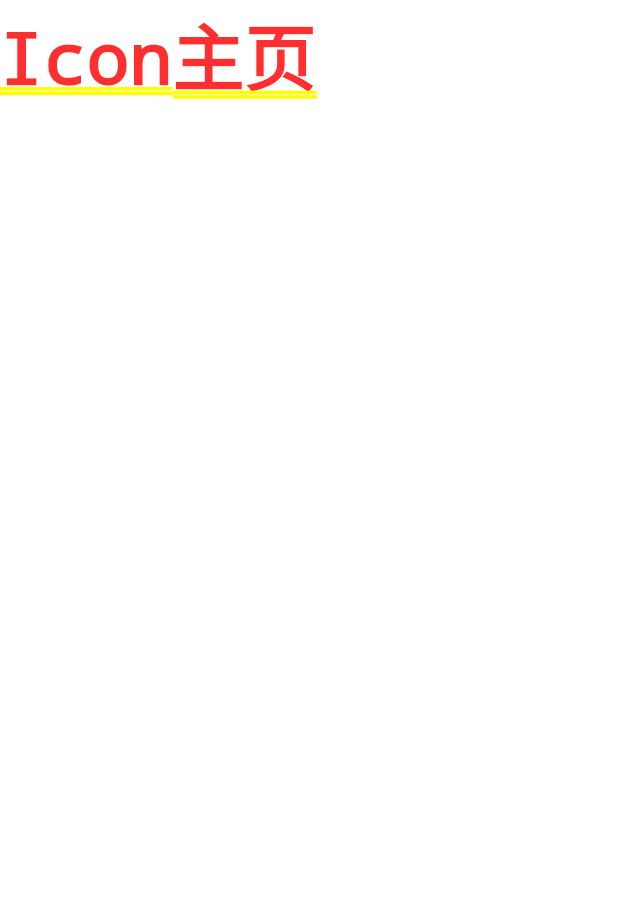
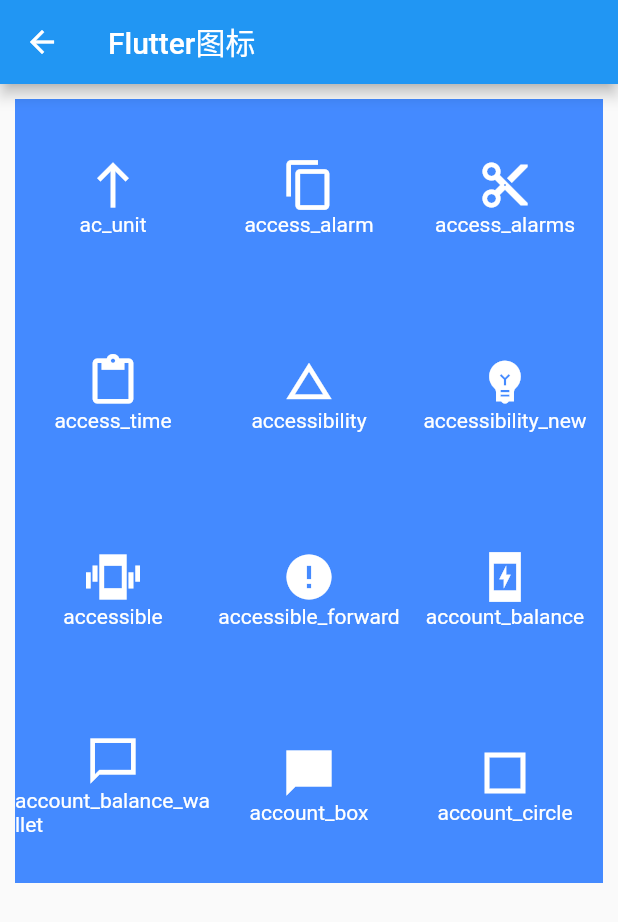
Before and after one commit to nieyafei/flutter_demo, a Flutter app: the screen it shows after launch, after a tap on "主题", on a phone screen of 412 x 824 dp. Shown: the top 922 px of the screen. Run offline on Flutter 3.47's test engine with Material 2 defaults, Android fonts, the phone set to English and light mode, and no system bars.

Commit message:
update 添加icon页面

```diff
--- a/lib/pages/icon.dart
+++ b/lib/pages/icon.dart
@@ -1,4 +1,10 @@
 import 'package:flutter/material.dart';
+
+class IconCo{
+  final int name;
+  final String title;
+  IconCo(this.name,this.title);
+}
 
 class IconPage extends StatefulWidget{
   IconPage({Key key, this.title}) : super(key: key);
@@ -10,11 +16,81 @@ class IconPage extends StatefulWidget{
 
 class _IconPageState extends State<IconPage>{
 
+  List<IconCo> _items = <IconCo>[
+    IconCo(0xeb3b, 'ac_unit'),
+    IconCo(0xe190,'access_alarm'),
+    IconCo(0xe191,'access_alarms'),
+    IconCo(0xe192,'access_time'),
+    IconCo(0xe84e,'accessibility'),
+    IconCo(0xe92c,'accessibility_new'),
+    IconCo(0xe914,'accessible'),
+    IconCo(0xe934,'accessible_forward'),
+    IconCo(0xe84f,'account_balance'),
+    IconCo(0xe850,'account_balance_wallet'),
+    IconCo(0xe851,'account_box'),
+    IconCo(0xe853,'account_circle'),
+  ];
+  void initState() {
+    super.initState();
+
+  }
   @override
   Widget build(BuildContext context){
-    return new Container(
-      color: Colors.white,
-      child: new Text('Icon主页'),
+    return Scaffold(
+      appBar: AppBar(
+        title: Text(widget.title),
+      ),
+      body: new Container(
+        padding: EdgeInsets.all(10.0),
+        child: new GridView.count(
+          crossAxisCount: 3,
+          children: new List.generate(_items.length, (index){
+            return new Container(
+              color: Colors.blueAccent,
+              child: new Center(
+                      child: new Column(
+                        mainAxisAlignment: MainAxisAlignment.center,
+                        children: <Widget>[
+                          Icon(IconData(_items[index].name, fontFamily: 'MaterialIcons'), color: Colors.white, size: 36.0,),
+                          Text('${_items[index].title}', style: TextStyle(color: Color.fromRGBO(255, 255, 255, 1)),)
+                        ],
+                      )
+                ),
+            );
+          }),
+        )/* new Table(
+          border: new TableBorder.all(width: 1.0,color: Colors.black12),
+          children: <TableRow>[
+            new TableRow(
+              children: <Widget>[
+                new TableCell(
+                  child: new Center(
+                    child: new Container(
+                      height: 80.0,
+                      child: new Column(
+                        children: <Widget>[
+                          Icon(Icons.accessibility),
+                          Text('accessibility')
+                        ],
+                      ),
+                    )
+                  ),
+                ),
+                new TableCell(
+                  child: new Center(
+                    child: new Text('设置2'),
+                  ),
+                ),
+                new TableCell(
+                  child: new Center(
+                    child: new Text('设置3'),
+                  ),
+                )
+              ]
+            )
+          ],
+        ), */
+      )
     );
   }
 }
```
